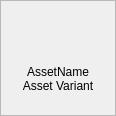
First picture: the form in App/work/ui_files/node_widget.ui, repository Wizard-collab/Wizard, before the edit.
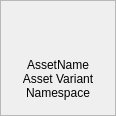
Second picture: the form after the edit.

Diff of the .ui file:
```diff
--- a/App/work/ui_files/node_widget.ui
+++ b/App/work/ui_files/node_widget.ui
@@ -154,6 +154,16 @@
           </item>
          </layout>
         </item>
+        <item>
+         <widget class="QLabel" name="asset_namespace_label">
+          <property name="text">
+           <string>Namespace</string>
+          </property>
+          <property name="alignment">
+           <set>Qt::AlignCenter</set>
+          </property>
+         </widget>
+        </item>
        </layout>
       </item>
       <item>
```
